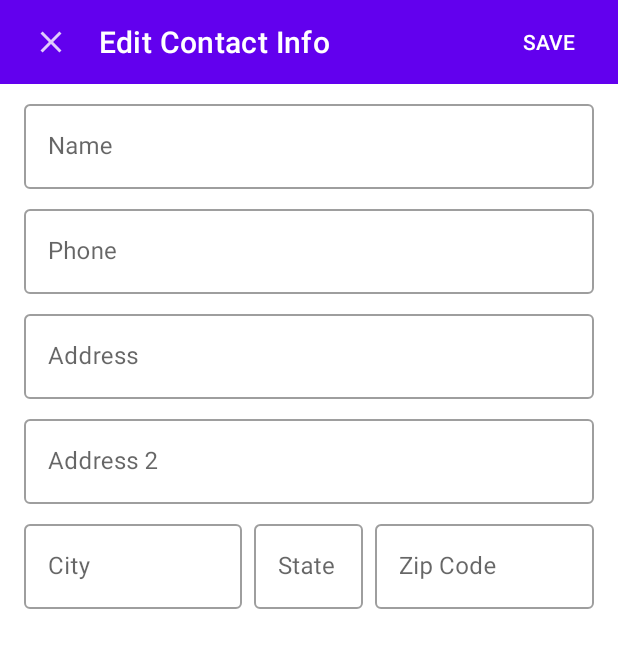
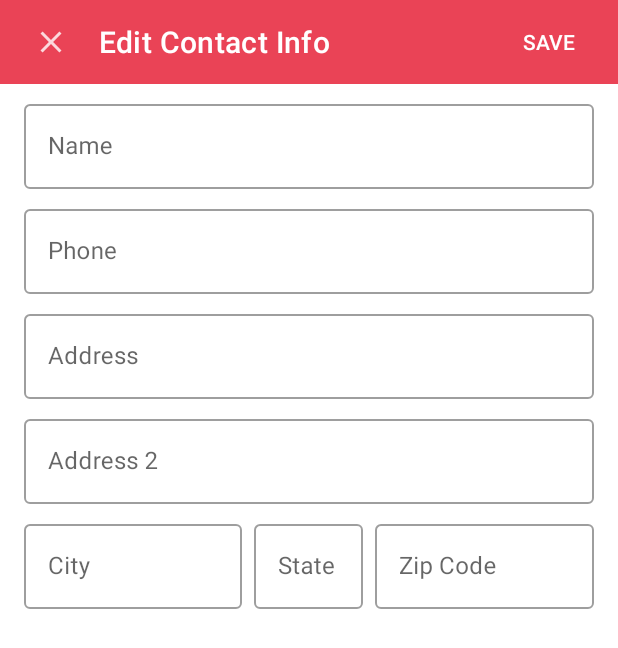
Before and after one commit to health-history-428/patient-app, an Android app: the InfoFragment screen opened directly, with no data from a screen before it, after a tap on "EDIT", on a phone screen of 412 x 824 dp. Shown: the top 648 px of the screen. Run offline under Robolectric (Android 15) with nearby library versions, the phone set to English and light mode, and no system bars; our stand-ins replace Dagger/Hilt's generated code, data binding; libraries missing offline, so code that uses them is left out: androidx.hilt.lifecycle; 11 statements that could not run were skipped.

Commit message:
updated colors to match icon

```diff
--- a/app/src/main/res/values/colors.xml
+++ b/app/src/main/res/values/colors.xml
@@ -1,6 +1,6 @@
 <?xml version="1.0" encoding="utf-8"?>
 <resources>
-    <color name="colorPrimary">#6200EE</color>
-    <color name="colorPrimaryDark">#3700B3</color>
-    <color name="colorAccent">#03DAC5</color>
+    <color name="colorPrimary">#EA4356</color>
+    <color name="colorPrimaryDark">#DD2334</color>
+    <color name="colorAccent">#66C9FF</color>
 </resources>
```
